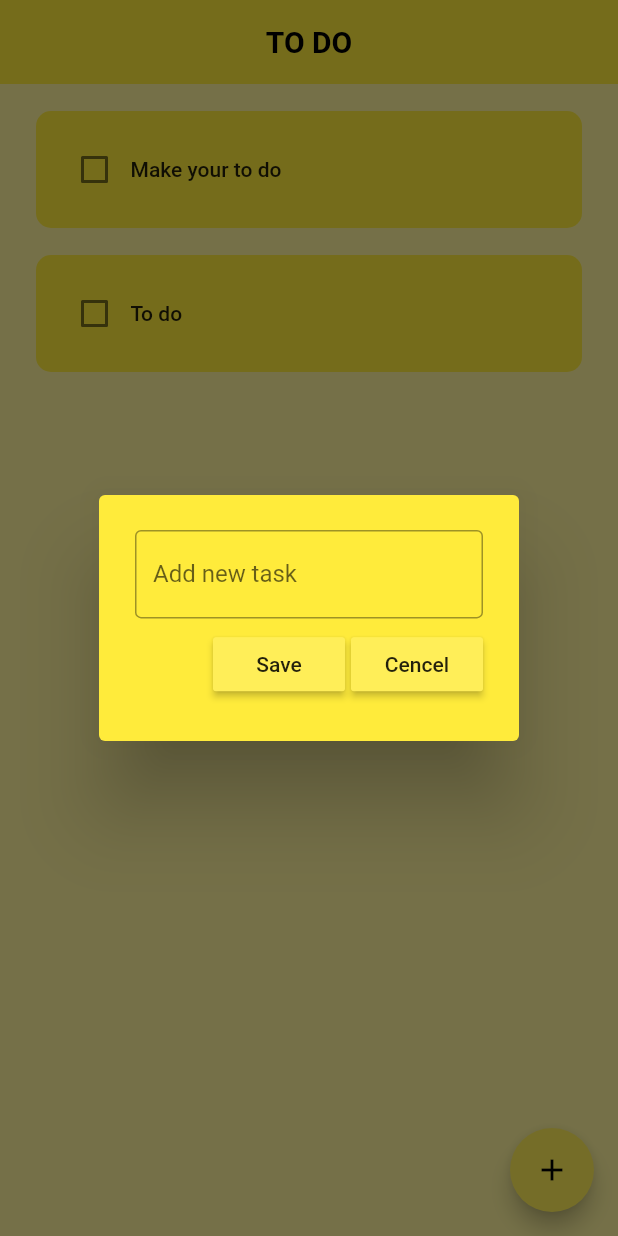
After one commit to framadhan99/todolist_app, a Flutter app: the screen it shows after launch, after a tap on the "add" icon, on a phone screen of 412 x 824 dp. The commit adds this screen. Run offline on Flutter 3.47's test engine with Material 2 defaults, Android fonts, the phone set to English and light mode, and no system bars.

Commit message:
voidcallback checkbox

```diff
--- a/todolist_app/lib/pages/home_page.dart
+++ b/todolist_app/lib/pages/home_page.dart
@@ -1,4 +1,5 @@
 import 'package:flutter/material.dart';
+import 'package:todolist_app/widgets/dialog_box.dart';
 
 import '../widgets/todo_tile.dart';
 
@@ -10,6 +11,8 @@ class HomePage extends StatefulWidget {
 }
 
 class _HomePageState extends State<HomePage> {
+  final _controller = TextEditingController();
+
   final List toDoList = [
     ['Make your to do', false],
     ['To do', false],
@@ -19,6 +22,24 @@ class _HomePageState extends State<HomePage> {
     setState(() {
       toDoList[index][1] = !toDoList[index][1];
     });
+  }
+
+  void saveNewTask() {
+    setState(() {
+      toDoList.add([_controller.text, false]);
+    });
+  }
+
+  void creatNewTask() {
+    showDialog(
+        context: context,
+        builder: (context) {
+          return DialogBox(
+            onCencel: () => Navigator.of(context).pop(),
+            onSave: saveNewTask,
+            controller: _controller,
+          );
+        });
   }
 
   @override
@@ -35,6 +56,14 @@ class _HomePageState extends State<HomePage> {
           style: TextStyle(color: Colors.black, fontWeight: FontWeight.bold),
         ),
       ),
+      floatingActionButton: FloatingActionButton(
+        backgroundColor: Colors.yellow[400],
+        onPressed: creatNewTask,
+        child: Icon(
+          Icons.add,
+          color: Colors.black,
+        ),
+      ),
       body: ListView.builder(
         itemCount: toDoList.length,
         itemBuilder: (context, index) => TodoTile(
--- /dev/null
+++ b/todolist_app/lib/widgets/dialog_box.dart
@@ -0,0 +1,44 @@
+import 'package:flutter/material.dart';
+import 'package:todolist_app/widgets/my_button.dart';
+
+class DialogBox extends StatelessWidget {
+  final controller;
+  VoidCallback onSave;
+  VoidCallback onCencel;
+  DialogBox({
+    super.key,
+    this.controller,
+    required this.onSave,
+    required this.onCencel,
+  });
+
+  @override
+  Widget build(BuildContext context) {
+    return AlertDialog(
+      backgroundColor: Colors.yellow,
+      content: SizedBox(
+        height: 120,
+        child: Column(
+          mainAxisAlignment: MainAxisAlignment.spaceAround,
+          children: [
+            TextField(
+              controller: controller,
+              decoration: const InputDecoration(
+                hintText: 'Add new task',
+                border: OutlineInputBorder(),
+              ),
+            ),
+            Row(
+              mainAxisAlignment: MainAxisAlignment.end,
+              children: [
+                MyButton(text: 'Save', onPressed: onSave),
+                const SizedBox(width: 4),
+                MyButton(text: 'Cencel', onPressed: onCencel)
+              ],
+            )
+          ],
+        ),
+      ),
+    );
+  }
+}
--- /dev/null
+++ b/todolist_app/lib/widgets/my_button.dart
@@ -0,0 +1,16 @@
+import 'package:flutter/material.dart';
+
+class MyButton extends StatelessWidget {
+  final String text;
+  VoidCallback onPressed;
+  MyButton({super.key, required this.text, required this.onPressed});
+
+  @override
+  Widget build(BuildContext context) {
+    return MaterialButton(
+      onPressed: onPressed,
+      color: Colors.yellow[400],
+      child: Text(text),
+    );
+  }
+}
--- a/todolist_app/lib/widgets/todo_tile.dart
+++ b/todolist_app/lib/widgets/todo_tile.dart
@@ -23,7 +23,7 @@ class TodoTile extends StatelessWidget {
             value: taskCompleted,
             onChanged: onChanged,
             activeColor: Colors.yellow[100],
-            checkColor: Colors.blueGrey[300],
+            checkColor: Colors.black,
           ),
           Text(
             taskName,
```
